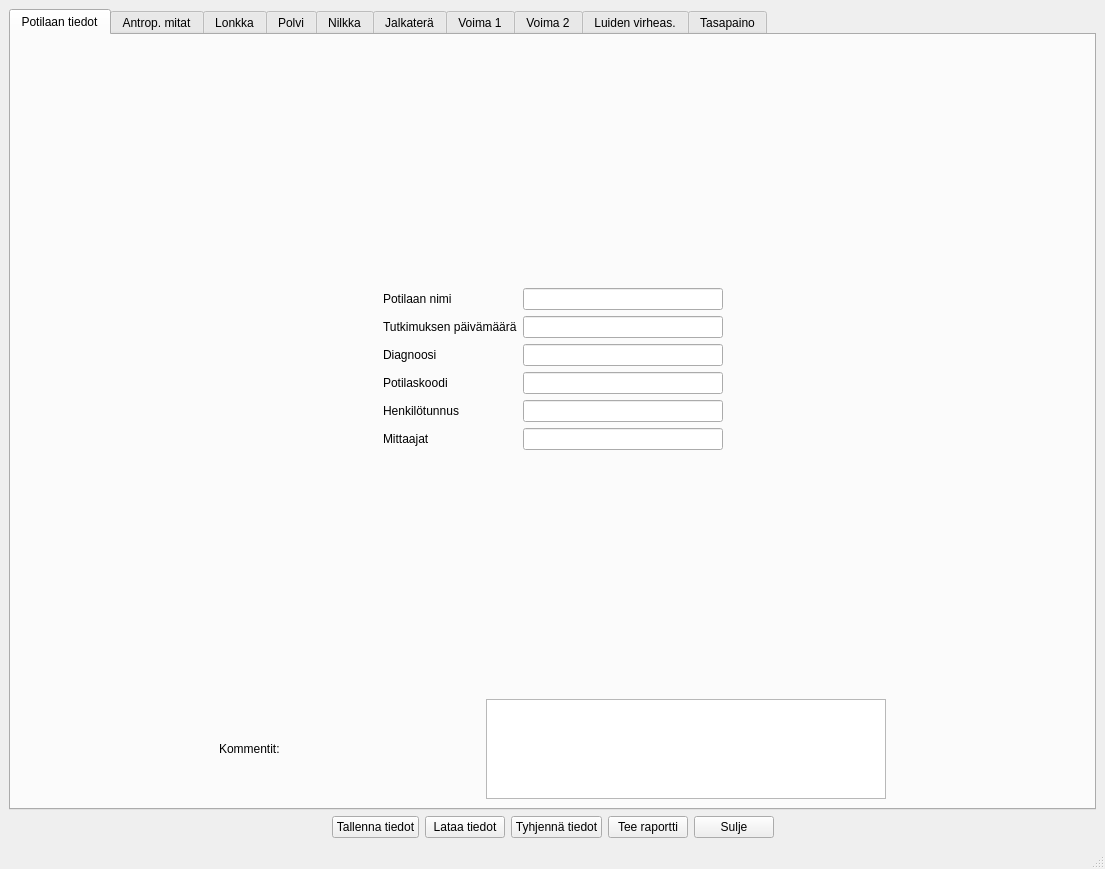
The window that tabbed_design.ui (jjnurminen/liikelaaj) describes before a commit, drawn with Qt 5.
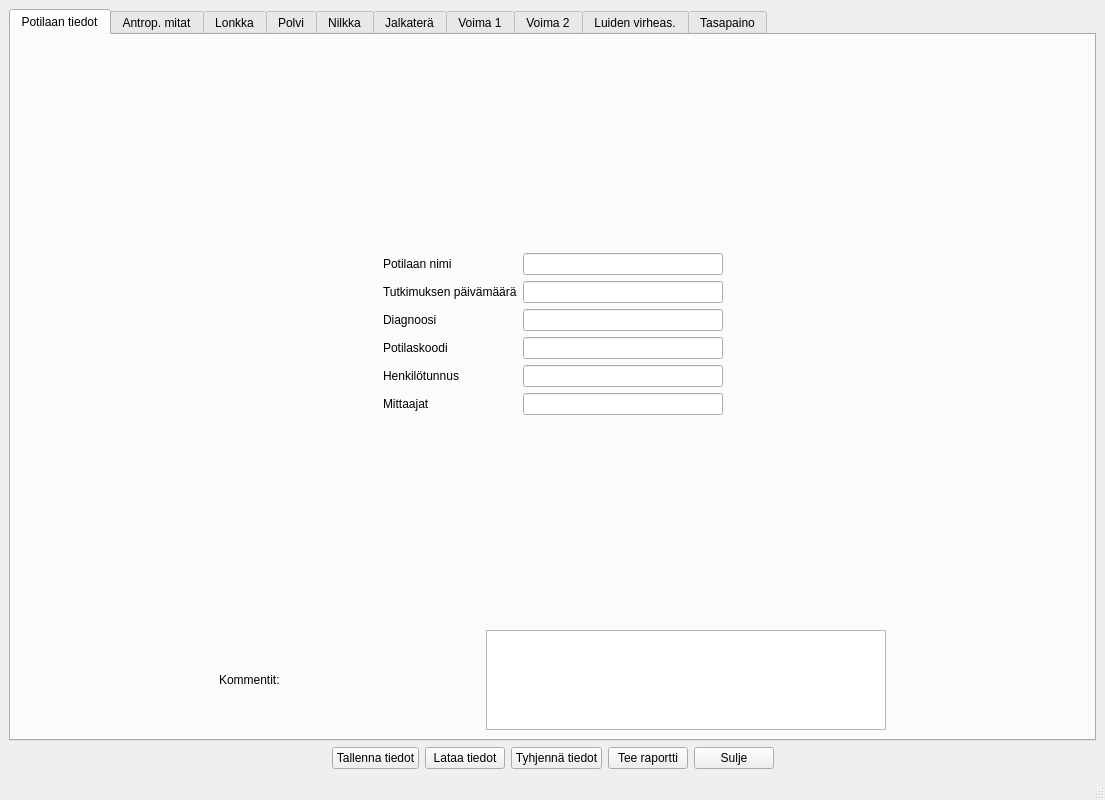
The same window after the commit. Custom widgets are drawn as their Qt base class.

Commit message: main window size

```diff
--- a/tabbed_design.ui
+++ b/tabbed_design.ui
@@ -7,7 +7,7 @@
     <x>0</x>
     <y>0</y>
     <width>1105</width>
-    <height>869</height>
+    <height>800</height>
    </rect>
   </property>
   <property name="windowTitle">
```
